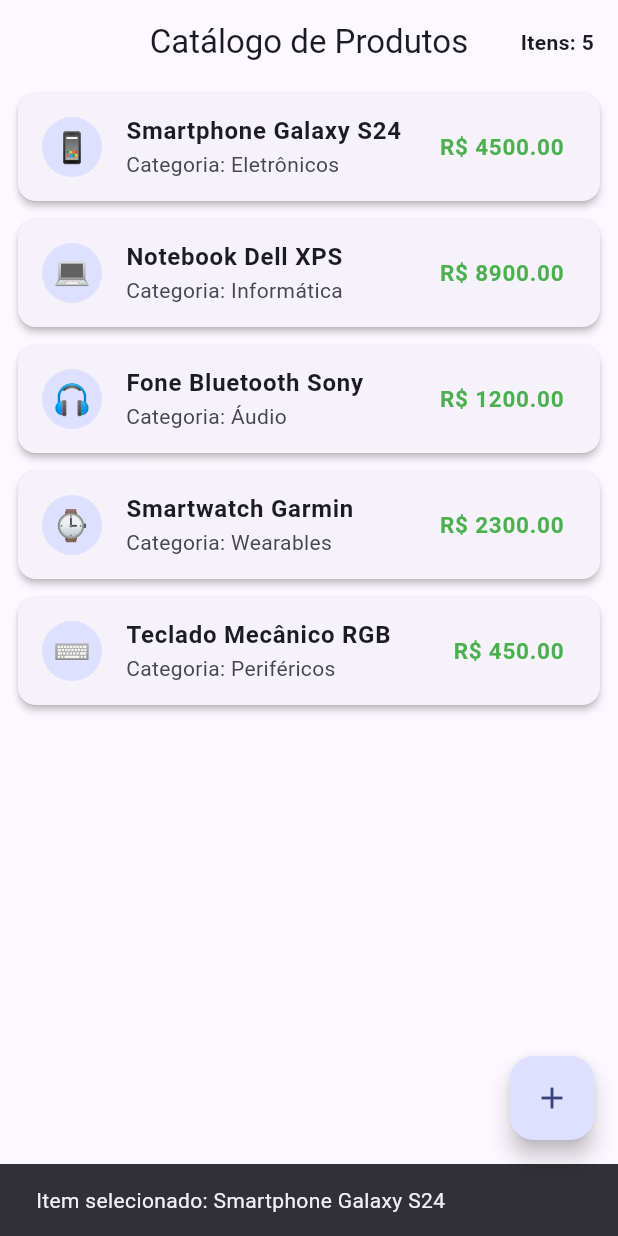
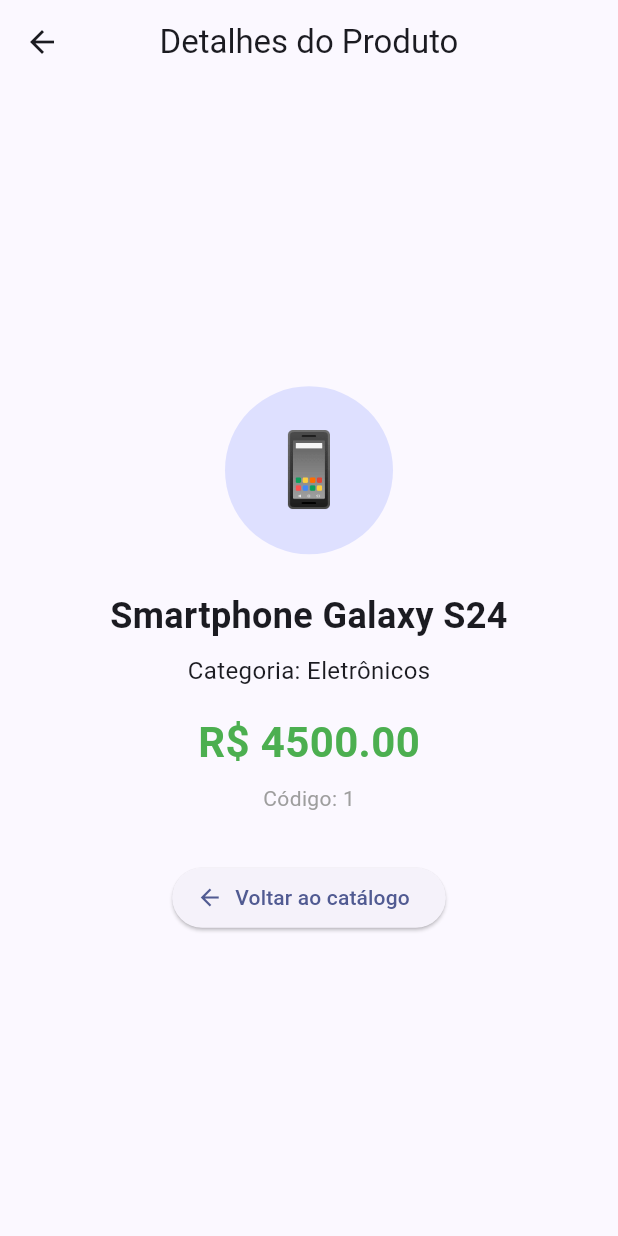
Before and after one commit to ViniciusBovo/Catalogo_Screen, a Flutter app: the screen it shows after launch, after a tap on "Smartphone Galaxy S24", on a phone screen of 412 x 824 dp. Run offline on Flutter 3.47's test engine with Material 3 defaults, Android fonts, the phone set to English and light mode, and no system bars.

Commit message:
feat: cria tela de detalhes e navega ao tocar no produto - Nível 3

```diff
--- a/lib/screens/catalogo_screen.dart
+++ b/lib/screens/catalogo_screen.dart
@@ -1,6 +1,7 @@
 import 'package:flutter/material.dart';
 import '../models/produto.dart';
 import '../widgets/produto_card.dart';
+import 'detalhes_produto_screen.dart';
 
 class CatalogoScreen extends StatefulWidget {
   const CatalogoScreen({super.key});
@@ -48,6 +49,15 @@
     );
   }
 
+  void _abrirDetalhes(Produto produto) {
+    Navigator.push(
+      context,
+      MaterialPageRoute(
+        builder: (context) => DetalhesProdutoScreen(produto: produto),
+      ),
+    );
+  }
+
   @override
   Widget build(BuildContext context) {
     return Scaffold(
@@ -82,14 +92,7 @@
             onDismissed: (_) => _removerProduto(index),
             child: ProdutoCard(
               produto: produto,
-              onTap: () {
-                ScaffoldMessenger.of(context).showSnackBar(
-                  SnackBar(
-                    content: Text('Item selecionado: ${produto.nome}'),
-                    duration: const Duration(seconds: 1),
-                  ),
-                );
-              },
+              onTap: () => _abrirDetalhes(produto),
             ),
           );
         },
--- /dev/null
+++ b/lib/screens/detalhes_produto_screen.dart
@@ -0,0 +1,67 @@
+import 'package:flutter/material.dart';
+import '../models/produto.dart';
+
+class DetalhesProdutoScreen extends StatelessWidget {
+  final Produto produto;
+
+  const DetalhesProdutoScreen({
+    super.key,
+    required this.produto,
+  });
+
+  @override
+  Widget build(BuildContext context) {
+    return Scaffold(
+      appBar: AppBar(
+        title: const Text('Detalhes do Produto'),
+        centerTitle: true,
+      ),
+      body: Center(
+        child: Padding(
+          padding: const EdgeInsets.all(24.0),
+          child: Column(
+            mainAxisAlignment: MainAxisAlignment.center,
+            children: [
+              CircleAvatar(
+                radius: 56,
+                backgroundColor: Theme.of(context).colorScheme.primaryContainer,
+                child: Text(produto.icone, style: const TextStyle(fontSize: 48)),
+              ),
+              const SizedBox(height: 24),
+              Text(
+                produto.nome,
+                textAlign: TextAlign.center,
+                style: const TextStyle(fontSize: 24, fontWeight: FontWeight.bold),
+              ),
+              const SizedBox(height: 8),
+              Text(
+                'Categoria: ${produto.categoria}',
+                style: const TextStyle(fontSize: 16),
+              ),
+              const SizedBox(height: 16),
+              Text(
+                'R\$ ${produto.preco.toStringAsFixed(2)}',
+                style: const TextStyle(
+                  fontSize: 28,
+                  fontWeight: FontWeight.bold,
+                  color: Colors.green,
+                ),
+              ),
+              const SizedBox(height: 8),
+              Text(
+                'Código: ${produto.id}',
+                style: const TextStyle(color: Colors.grey),
+              ),
+              const SizedBox(height: 32),
+              ElevatedButton.icon(
+                onPressed: () => Navigator.pop(context),
+                icon: const Icon(Icons.arrow_back),
+                label: const Text('Voltar ao catálogo'),
+              ),
+            ],
+          ),
+        ),
+      ),
+    );
+  }
+}
```
